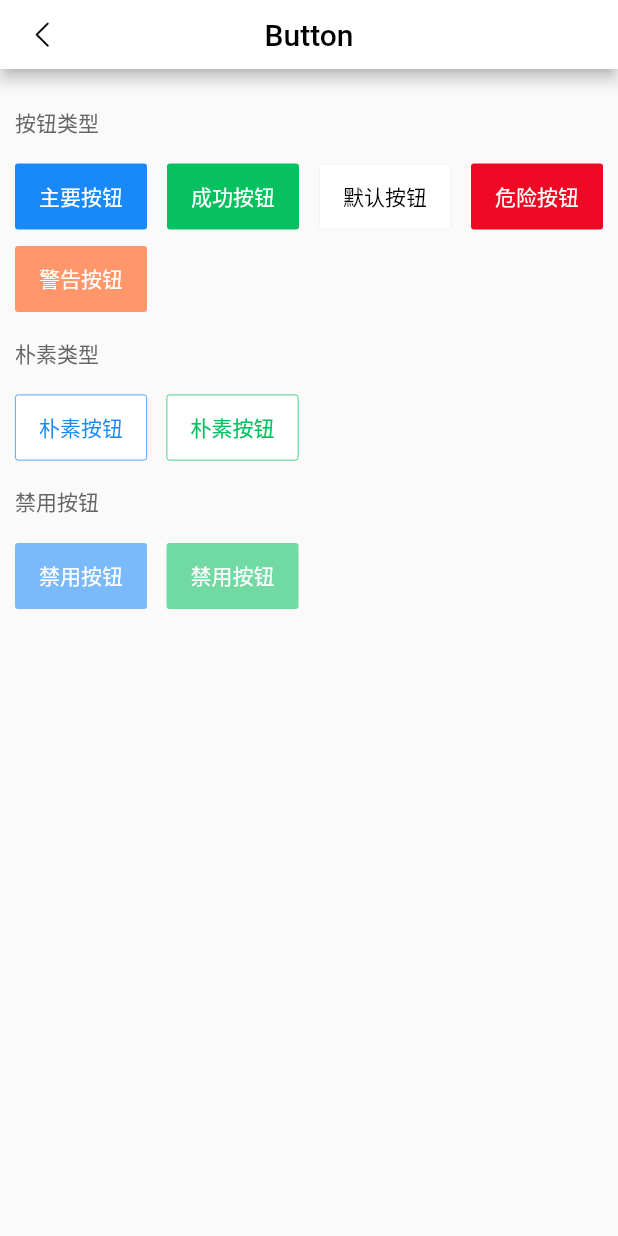
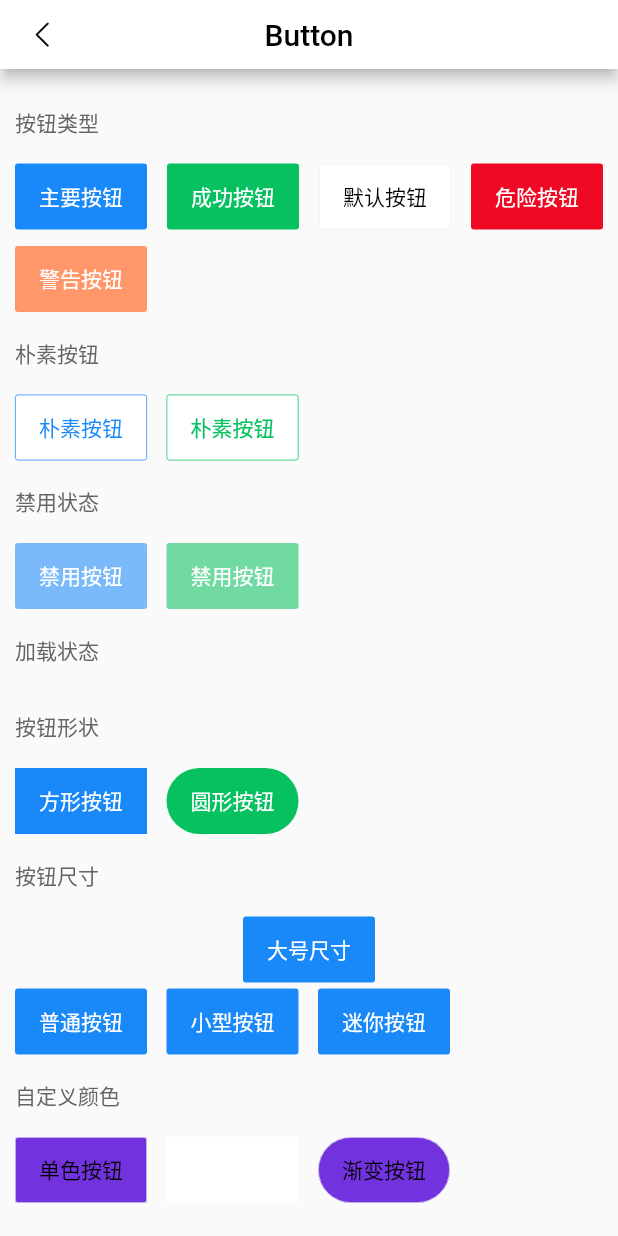
Before and after one commit to oblivioussing/vant_flutter, a Flutter app: the ButtonDemo screen opened directly, on a phone screen of 412 x 824 dp. Run offline on Flutter 3.47's test engine with Material 2 defaults, Android fonts, the phone set to English and light mode, and no system bars.

Commit message:
feature:button

```diff
--- a/lib/demo/button.dart
+++ b/lib/demo/button.dart
@@ -23,16 +23,25 @@ class _ButtonDemoState extends State<ButtonDemo> {
           children: [
             _title('按钮类型'),
             _type(),
-            _title('朴素类型'),
+            _title('朴素按钮'),
             _plain(),
-            _title('禁用按钮'),
+            _title('禁用状态'),
             _disabled(),
+            _title('加载状态'),
+            _loading(),
+            _title('按钮形状'),
+            _shape(),
+            _title('按钮尺寸'),
+            _size(),
+            _title('自定义颜色'),
+            _customColor(),
           ],
         ),
       ),
     );
   }
 
+  // 按钮类型
   Widget _type() {
     return Column(
       crossAxisAlignment: CrossAxisAlignment.start,
@@ -71,6 +80,7 @@ class _ButtonDemoState extends State<ButtonDemo> {
     );
   }
 
+  // 朴素按钮
   Widget _plain() {
     return Row(
       children: [
@@ -91,6 +101,7 @@ class _ButtonDemoState extends State<ButtonDemo> {
     );
   }
 
+  // 禁用状态
   Widget _disabled() {
     return Row(
       children: [
@@ -115,6 +126,98 @@ class _ButtonDemoState extends State<ButtonDemo> {
     );
   }
 
+  // 加载状态
+  Widget _loading() {
+    return Row(
+      children: [],
+    );
+  }
+
+  // 按钮形状
+  Widget _shape() {
+    return Row(
+      children: [
+        ChantButton(
+          text: '方形按钮',
+          type: ButtonType.primary,
+          square: true,
+          onPressed: () {},
+        ),
+        SizedBox(width: 13),
+        ChantButton(
+          text: '圆形按钮',
+          type: ButtonType.success,
+          round: true,
+          onPressed: () {},
+        ),
+      ],
+    );
+  }
+
+  // 按钮尺寸
+  Widget _size() {
+    return Column(
+      children: [
+        ChantButton(
+          text: '大号尺寸',
+          type: ButtonType.primary,
+          size: ButtonSize.large,
+          onPressed: () {},
+        ),
+        Row(
+          children: [
+            ChantButton(
+              text: '普通按钮',
+              type: ButtonType.primary,
+              onPressed: () {},
+            ),
+            SizedBox(width: 13),
+            ChantButton(
+              text: '小型按钮',
+              type: ButtonType.primary,
+              size: ButtonSize.small,
+              onPressed: () {},
+            ),
+            SizedBox(width: 13),
+            ChantButton(
+              text: '迷你按钮',
+              type: ButtonType.primary,
+              size: ButtonSize.mini,
+              onPressed: () {},
+            ),
+          ],
+        )
+      ],
+    );
+  }
+
+  // 自定义颜色
+  Widget _customColor() {
+    return Row(
+      children: [
+        ChantButton(
+          backgroundColor: Color.fromRGBO(114, 50, 221, 1),
+          text: '单色按钮',
+          onPressed: () {},
+        ),
+        SizedBox(width: 13),
+        ChantButton(
+          backgroundColor: Color.fromRGBO(114, 50, 221, 1),
+          plain: true,
+          text: '单色按钮',
+          onPressed: () {},
+        ),
+        SizedBox(width: 13),
+        ChantButton(
+          backgroundColor: Color.fromRGBO(114, 50, 221, 1),
+          round: true,
+          text: '渐变按钮',
+          onPressed: () {},
+        ),
+      ],
+    );
+  }
+
   Widget _title(text) {
     return Container(
       padding: EdgeInsets.only(top: 15, bottom: 15),
```
